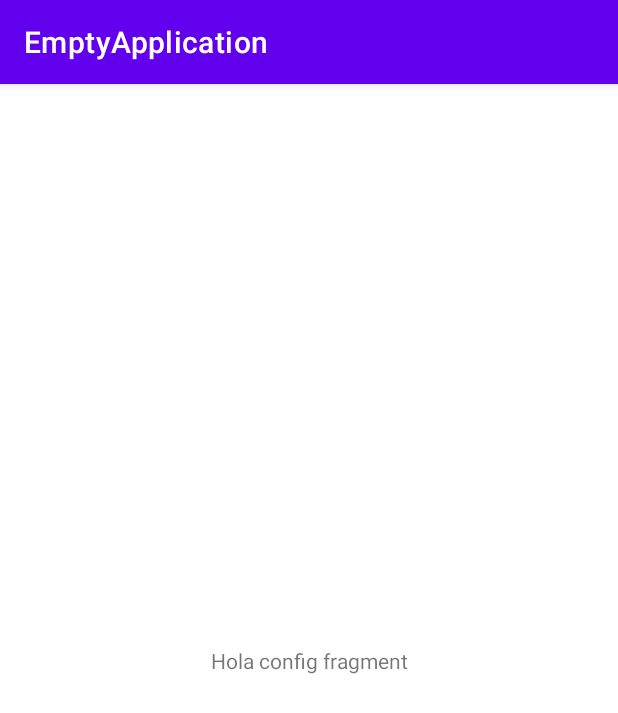
After one commit to alvarodaniel294/AndroidTraining, an Android app: the fragment ConfigFragment shown on its own in the app's theme, on a phone screen of 412 x 824 dp. The commit adds this screen. Shown: the top 713 px of the screen. Run offline under Robolectric (Android 15) with nearby library versions, the phone set to English and light mode, and no system bars.

Commit message:
adding code

```diff
--- /dev/null
+++ b/EmptyApplication/app/src/main/java/com/bootcamp/emptyapplication/ConfigFragment.kt
@@ -0,0 +1,59 @@
+package com.bootcamp.emptyapplication
+
+import android.os.Bundle
+import androidx.fragment.app.Fragment
+import android.view.LayoutInflater
+import android.view.View
+import android.view.ViewGroup
+
+// TODO: Rename parameter arguments, choose names that match
+// the fragment initialization parameters, e.g. ARG_ITEM_NUMBER
+private const val ARG_PARAM1 = "param1"
+private const val ARG_PARAM2 = "param2"
+
+/**
+ * A simple [Fragment] subclass.
+ * Use the [ConfigFragment.newInstance] factory method to
+ * create an instance of this fragment.
+ */
+class ConfigFragment : Fragment() {
+    // TODO: Rename and change types of parameters
+    private var param1: String? = null
+    private var param2: String? = null
+
+    override fun onCreate(savedInstanceState: Bundle?) {
+        super.onCreate(savedInstanceState)
+        arguments?.let {
+            param1 = it.getString(ARG_PARAM1)
+            param2 = it.getString(ARG_PARAM2)
+        }
+    }
+
+    override fun onCreateView(
+        inflater: LayoutInflater, container: ViewGroup?,
+        savedInstanceState: Bundle?
+    ): View? {
+        // Inflate the layout for this fragment
+        return inflater.inflate(R.layout.fragment_config, container, false)
+    }
+
+    companion object {
+        /**
+         * Use this factory method to create a new instance of
+         * this fragment using the provided parameters.
+         *
+         * @param param1 Parameter 1.
+         * @param param2 Parameter 2.
+         * @return A new instance of fragment ConfigFragment.
+         */
+        // TODO: Rename and change types and number of parameters
+        @JvmStatic
+        fun newInstance(param1: String, param2: String) =
+            ConfigFragment().apply {
+                arguments = Bundle().apply {
+                    putString(ARG_PARAM1, param1)
+                    putString(ARG_PARAM2, param2)
+                }
+            }
+    }
+}
--- /dev/null
+++ b/EmptyApplication/app/src/main/res/layout/fragment_config.xml
@@ -0,0 +1,19 @@
+<?xml version="1.0" encoding="utf-8"?>
+<androidx.constraintlayout.widget.ConstraintLayout xmlns:android="http://schemas.android.com/apk/res/android"
+    xmlns:app="http://schemas.android.com/apk/res-auto"
+    xmlns:tools="http://schemas.android.com/tools"
+    android:layout_width="match_parent"
+    android:layout_height="match_parent"
+    tools:context=".ConfigFragment">
+
+    <!-- TODO: Update blank fragment layout -->
+    <TextView
+        android:layout_width="wrap_content"
+        android:layout_height="wrap_content"
+        android:text="Hola config fragment"
+        app:layout_constraintBottom_toBottomOf="parent"
+        app:layout_constraintEnd_toEndOf="parent"
+        app:layout_constraintStart_toStartOf="parent"
+        app:layout_constraintTop_toTopOf="parent" />
+
+</androidx.constraintlayout.widget.ConstraintLayout>
--- a/EmptyApplication/app/src/main/res/values/strings.xml
+++ b/EmptyApplication/app/src/main/res/values/strings.xml
@@ -1,3 +1,5 @@
 <resources>
     <string name="app_name">EmptyApplication</string>
+    <!-- TODO: Remove or change this placeholder text -->
+    <string name="hello_blank_fragment">Hello blank fragment</string>
 </resources>
```
Also changed, not shown: EmptyApplication/app/build.gradle (+9 -0 lines), EmptyApplication/app/src/main/java/com/bootcamp/emptyapplication/AboutFragment.kt (added, +59 -0 lines), EmptyApplication/app/src/main/java/com/bootcamp/emptyapplication/HomeFragment.kt (added, +57 -0 lines), EmptyApplication/app/src/main/java/com/bootcamp/emptyapplication/MainActivity.kt (+11 -2 lines), EmptyApplication/app/src/main/res/drawable/ic_about.xml (added, +10 -0 lines), EmptyApplication/app/src/main/res/drawable/ic_config.xml (added, +13 -0 lines), EmptyApplication/app/src/main/res/drawable/ic_home.xml (added, +10 -0 lines), EmptyApplication/app/src/main/res/layout/activity_main.xml (+18 -6 lines), EmptyApplication/app/src/main/res/layout/fragment_about.xml (added, +19 -0 lines), EmptyApplication/app/src/main/res/layout/fragment_home.xml (added, +26 -0 lines), EmptyApplication/app/src/main/res/menu/bottom_menu_nav.xml (added, +13 -0 lines), EmptyApplication/app/src/main/res/navigation/my_navigation.xml (added, +23 -0 lines).
